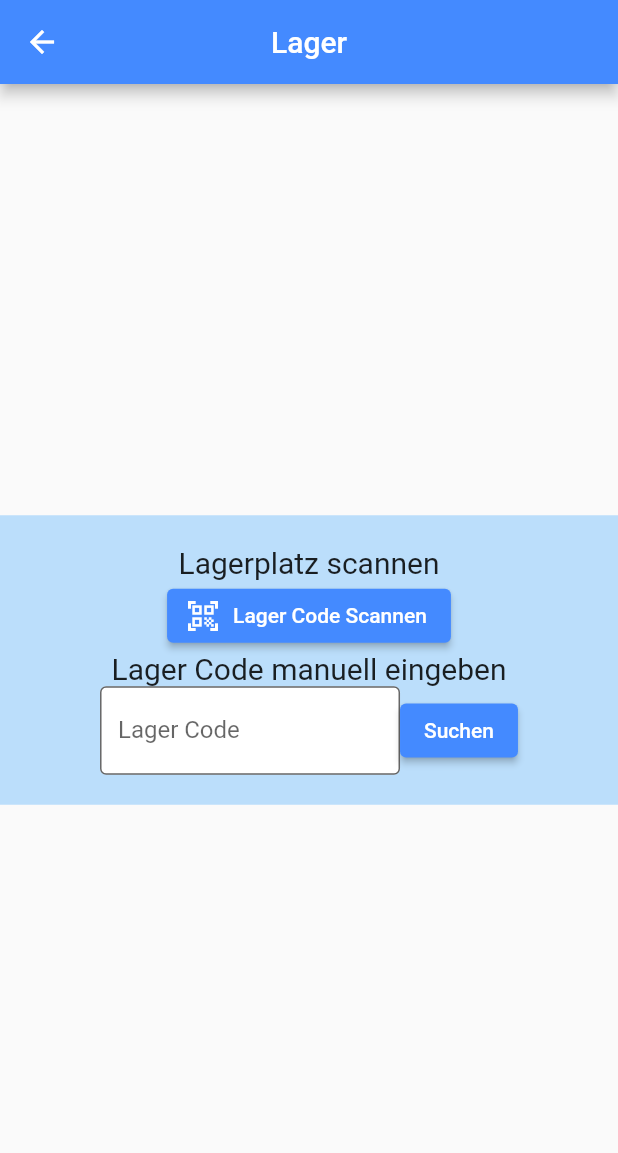
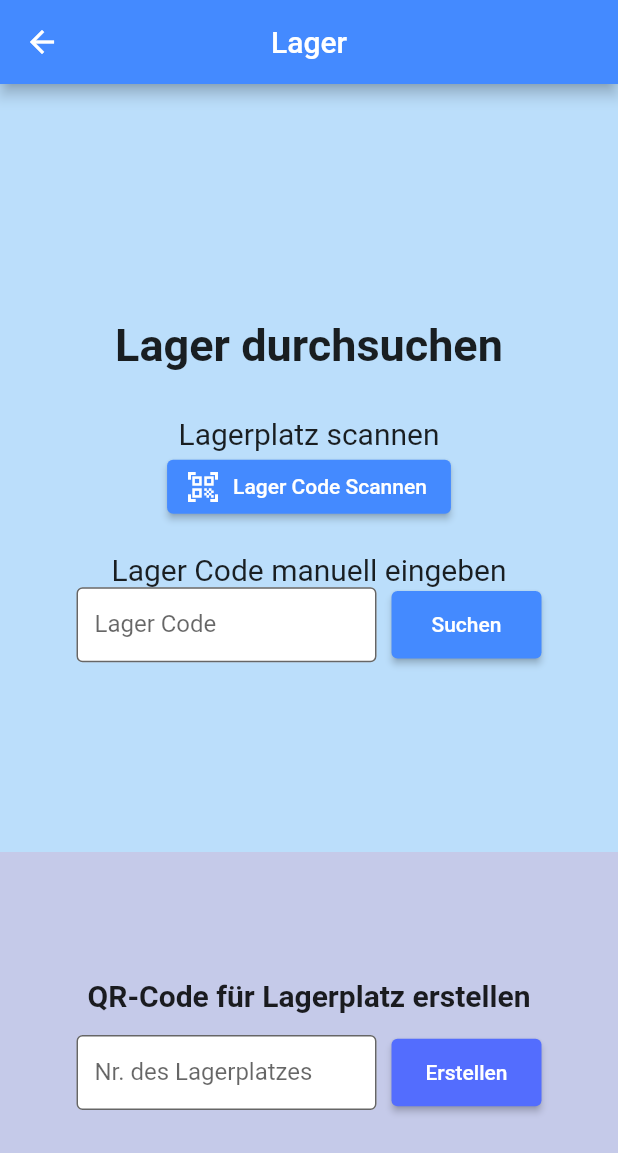
Before and after one commit to A-Furoogh/inventar_app, a Flutter app: the LagerPage screen opened directly, on a phone screen of 412 x 824 dp. Shown: the top 1153 px of the screen. Run offline on Flutter 3.47's test engine with Material 2 defaults, Android fonts, the phone set to English and light mode, and no system bars; our stand-ins replace bloc, equatable, flutter_bloc, flutter_phoenix, image_picker, printing and 1 more; missing offline and left inert: flutter_barcode_scanner.

Commit message:
LagerPage

```diff
--- a/lib/pages/lager_page/lager_page.dart
+++ b/lib/pages/lager_page/lager_page.dart
@@ -1,7 +1,17 @@
 import 'package:flutter/material.dart';
+import 'package:inventar_app/pages/artikel/qr_code_page.dart';
 
-class LagerPage extends StatelessWidget {
+class LagerPage extends StatefulWidget {
   const LagerPage({super.key});
+
+  @override
+  State<LagerPage> createState() => _LagerPageState();
+}
+
+class _LagerPageState extends State<LagerPage> {
+
+  final TextEditingController _lagerSearchController = TextEditingController();
+  final TextEditingController _lagerCreateController = TextEditingController();
 
   @override
   Widget build(BuildContext context) {
@@ -13,31 +23,40 @@ class LagerPage extends StatelessWidget {
       ),
       body: Center(
         child: Column(
+          mainAxisAlignment: MainAxisAlignment.start,
+          children: [
+            // Lager Code Scannen um nach Artikeln zu suchen
+            Flexible(
+              flex: 2,
+              child: Container(
+                padding: const EdgeInsets.symmetric(horizontal: 10, vertical: 30),
+                color: Colors.blue[100],
+                child: Column(
                   mainAxisAlignment: MainAxisAlignment.center,
                   children: [
-            // Lager Code Scannen um nach Artikeln zu suchen
-            Container(
-              padding: EdgeInsets.all(20),
-              color: Colors.blue[100],
-              child: Column(
-                children: [
+                    const Padding(
+                      padding: EdgeInsets.all(30),
+                      child: Text('Lager durchsuchen', style: TextStyle(fontSize: 30, fontWeight: FontWeight.bold)),
+                    ),
                     const Text('Lagerplatz scannen', style: TextStyle(fontSize: 20)),
               ElevatedButton.icon(
                 onPressed: () {
 
                 },
-              icon: Icon(Icons.qr_code_scanner),
-              label: Text('Lager Code Scannen'),
+                icon: const  Icon(Icons.qr_code_scanner),
+                label: const Text('Lager Code Scannen'),
                 style: ButtonStyle(
                   backgroundColor: MaterialStateProperty.all<Color>(Colors.blueAccent),
                 ),),
+                const SizedBox(height: 20,),
               // Lager Code manuell eingeben um nach Artikeln zu suchen
-            Text('Lager Code manuell eingeben', style: TextStyle(fontSize: 20)),
+              const Text('Lager Code manuell eingeben', style: TextStyle(fontSize: 20)),
               Row(
                 mainAxisAlignment: MainAxisAlignment.center,
                 children: [
-                Container(
+                  const SizedBox(
                     width: 200,
+                    height: 50,
                     child: TextField(
                       decoration: InputDecoration(
                         border: OutlineInputBorder(),
@@ -47,17 +66,61 @@ class LagerPage extends StatelessWidget {
                       ),
                     ),
                   ),
+                  const SizedBox(width: 10,),
                   ElevatedButton(
                     onPressed: () {
                     },
-                  child: Text('Suchen'),
                     style: ButtonStyle(
                       backgroundColor: MaterialStateProperty.all<Color>(Colors.blueAccent),
-                  ),),
+                      minimumSize: MaterialStateProperty.all<Size>(const Size(100, 45)),
+                    ),
+                     child: const Text('Suchen'),),
                 ],
               ),
 
                   ],
+                ),
+              ),
+            ),
+            Flexible(
+              child: Container(
+                padding: const EdgeInsets.all(20),
+                color: Colors.indigo[100],
+                child: Column(
+                  mainAxisAlignment: MainAxisAlignment.center,
+                  children: [
+                    const Text('QR-Code für Lagerplatz erstellen', style: TextStyle(fontSize: 20, fontWeight: FontWeight.bold)),
+                    const SizedBox(height: 15,),
+                    Row(
+                      mainAxisAlignment: MainAxisAlignment.center,
+                      children: [
+                        SizedBox(
+                          width: 200,
+                          height: 50,
+                          child: TextField(
+                            decoration: const InputDecoration(
+                              border: OutlineInputBorder(),
+                              fillColor: Colors.white,
+                              filled: true,
+                              labelText: 'Nr. des Lagerplatzes',
+                            ),
+                            controller: _lagerCreateController,
+                          ),
+                        ),
+                        const SizedBox(width: 10,),
+                        ElevatedButton(
+                          onPressed: () {
+                            Navigator.push(context, MaterialPageRoute(builder: (context) => GeneratedQRPage(qrData: _lagerCreateController.text,)));
+                          },
+                          style: ButtonStyle(
+                            backgroundColor: MaterialStateProperty.all<Color>(Colors.indigoAccent),
+                            minimumSize: MaterialStateProperty.all<Size>(const Size(100, 45)),
+                          ),
+                          child: const Text('Erstellen'),),
+                      ],
+                    )
+                  ]
+                  ),
               ),
             )
           ],
```
Lines whose indentation alone changed are shown as unchanged.
